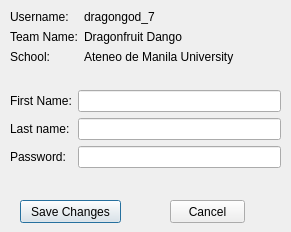
The window that src/registration_app/user_edit.ui (trigger-happy/Cerberus) describes before a commit, drawn with Qt 5.
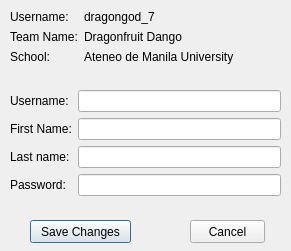
The same window after the commit.

Commit message:
Added functions to the SQLUtil interface
edited a little bit of the registration app GUI to make room for other changes
	- added a 'change username' field for the user
	- removed 'edit school name' and changed it to 'edit team name'

Patch:
```diff
--- a/src/registration_app/user_edit.ui
+++ b/src/registration_app/user_edit.ui
@@ -7,7 +7,7 @@
     <x>0</x>
     <y>0</y>
     <width>291</width>
-    <height>232</height>
+    <height>251</height>
    </rect>
   </property>
   <property name="windowTitle">
@@ -19,43 +19,53 @@
      <x>10</x>
      <y>90</y>
      <width>271</width>
-     <height>101</height>
+     <height>121</height>
     </rect>
    </property>
    <layout class="QFormLayout" name="formLayout_2">
     <property name="fieldGrowthPolicy">
      <enum>QFormLayout::AllNonFixedFieldsGrow</enum>
     </property>
-    <item row="2" column="0">
+    <item row="3" column="0">
      <widget class="QLabel" name="label_4">
       <property name="text">
        <string>First Name:</string>
       </property>
      </widget>
     </item>
-    <item row="2" column="1">
+    <item row="3" column="1">
      <widget class="QLineEdit" name="firstname_txt"/>
     </item>
-    <item row="3" column="0">
+    <item row="4" column="0">
      <widget class="QLabel" name="label_5">
       <property name="text">
        <string>Last name:</string>
       </property>
      </widget>
     </item>
-    <item row="3" column="1">
+    <item row="4" column="1">
      <widget class="QLineEdit" name="lastname_txt"/>
     </item>
-    <item row="4" column="0">
+    <item row="5" column="0">
      <widget class="QLabel" name="label_7">
       <property name="text">
        <string>Password:</string>
       </property>
      </widget>
     </item>
-    <item row="4" column="1">
+    <item row="5" column="1">
      <widget class="QLineEdit" name="password_txt"/>
     </item>
+    <item row="2" column="0">
+     <widget class="QLabel" name="label">
+      <property name="text">
+       <string>Username:</string>
+      </property>
+     </widget>
+    </item>
+    <item row="2" column="1">
+     <widget class="QLineEdit" name="username_txt"/>
+    </item>
    </layout>
   </widget>
   <widget class="QWidget" name="formLayoutWidget">
@@ -118,8 +128,8 @@
   <widget class="QPushButton" name="save_userchange_btn">
    <property name="geometry">
     <rect>
-     <x>20</x>
-     <y>200</y>
+     <x>30</x>
+     <y>220</y>
      <width>101</width>
      <height>23</height>
     </rect>
@@ -131,8 +141,8 @@
   <widget class="QPushButton" name="backtouser_btn">
    <property name="geometry">
     <rect>
-     <x>170</x>
-     <y>200</y>
+     <x>190</x>
+     <y>220</y>
      <width>75</width>
      <height>23</height>
     </rect>
```
The commit also changes 3 other files.
